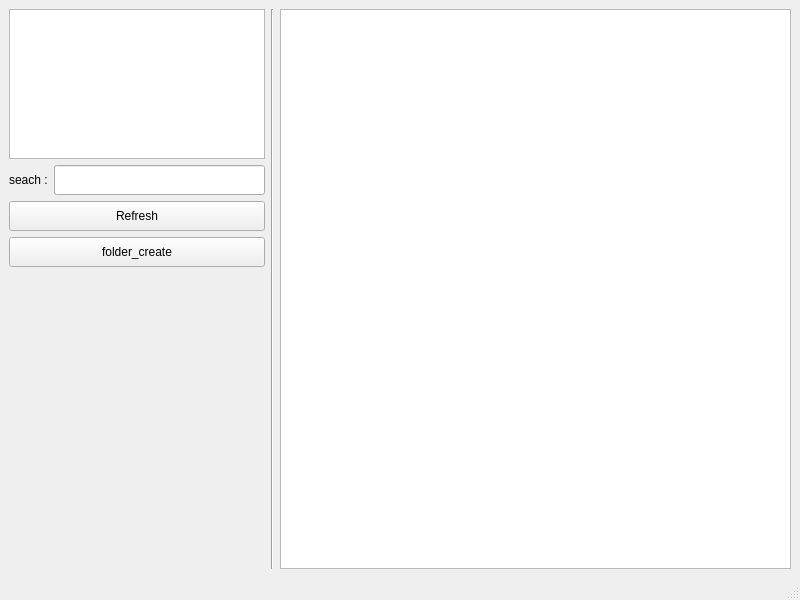
Above: unreal_import/UI/unreal_asset_UI.ui from keyringlsa/litScript before the change. Below: the same form after it.
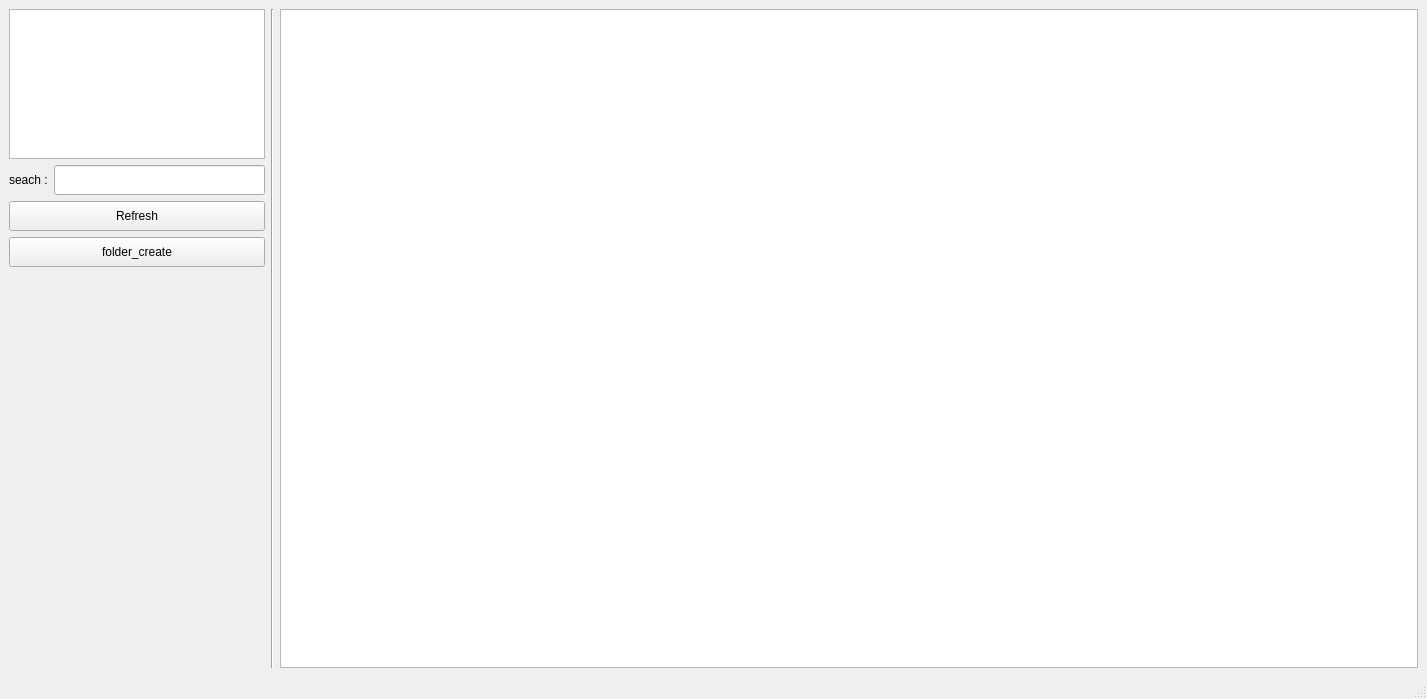
That is the form after the change.

```diff
--- a/unreal_import/UI/unreal_asset_UI.ui
+++ b/unreal_import/UI/unreal_asset_UI.ui
@@ -6,8 +6,8 @@
    <rect>
     <x>0</x>
     <y>0</y>
-    <width>800</width>
-    <height>600</height>
+    <width>1427</width>
+    <height>699</height>
    </rect>
   </property>
   <property name="windowTitle">
```
Left out of the diff: 2 changed lines with no effect on the pictures.
